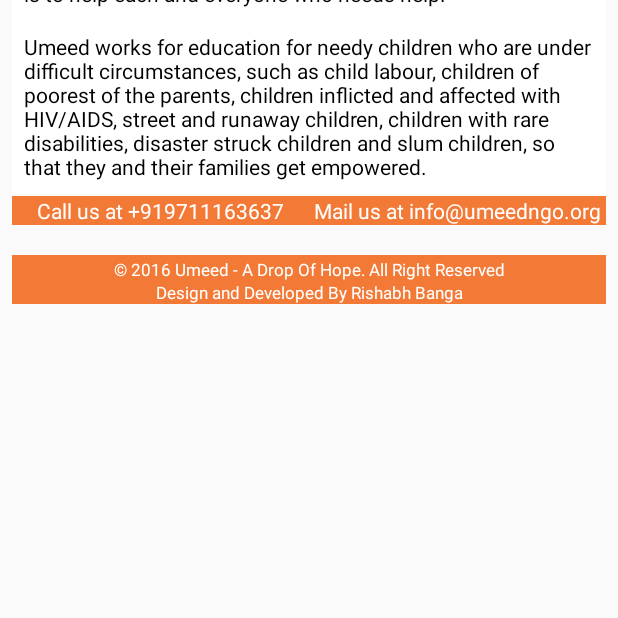
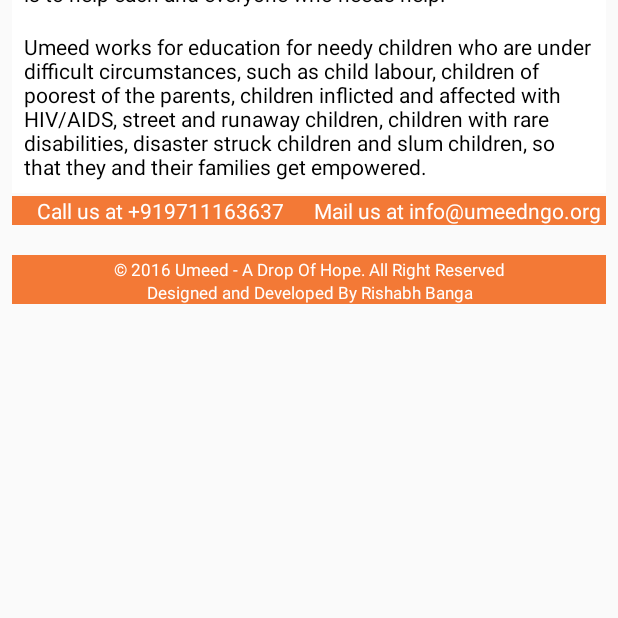
Before and after one commit to rishabhbanga/Android-Basics-Nanodegree, an Android app: the screen it shows after launch (MainActivity), on a phone screen of 412 x 824 dp, the part 618-1236 px from its top. Run offline under Robolectric (Android 15) with nearby library versions, the phone set to English and light mode, and no system bars.

```diff
--- a/UmeedNgo/app/src/main/res/values/strings.xml
+++ b/UmeedNgo/app/src/main/res/values/strings.xml
@@ -8,5 +8,5 @@
     <string name="callus">Call us at +919711163637</string>
     <string name="mailus">Mail us at info@umeedngo.org</string>
     <string name="copyright1">© 2016 Umeed - A Drop Of Hope. All Right Reserved</string>
-    <string name="copyright2">Design and Developed By Rishabh Banga</string>
+    <string name="copyright2">Designed and Developed By Rishabh Banga</string>
 </resources>
```
Also changed, not shown: 1 other file.
